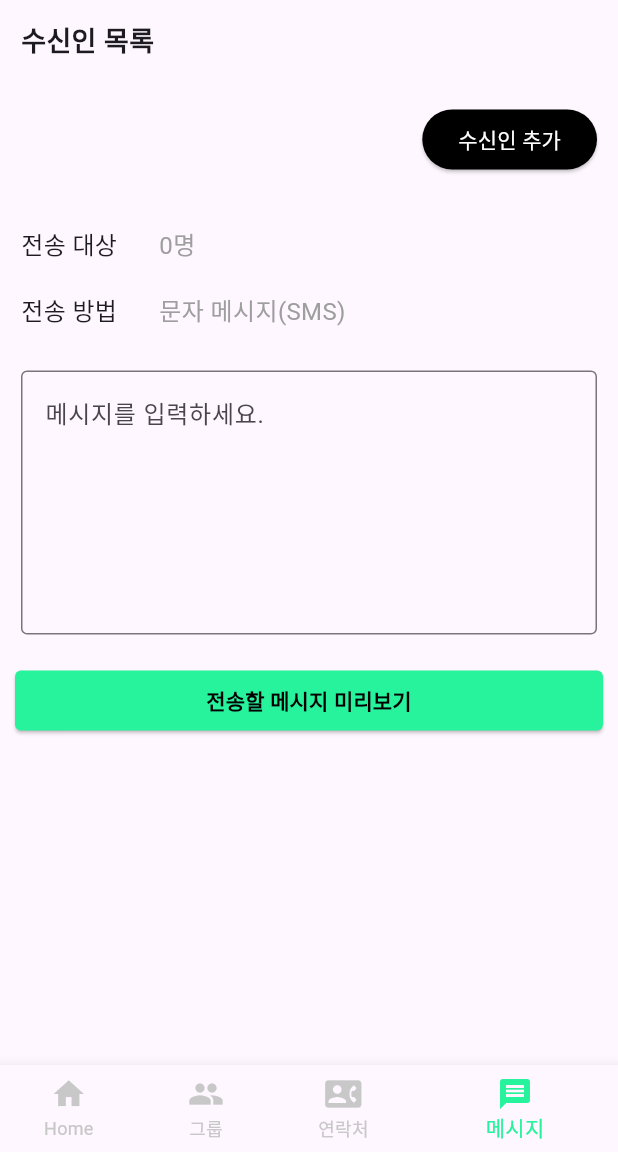
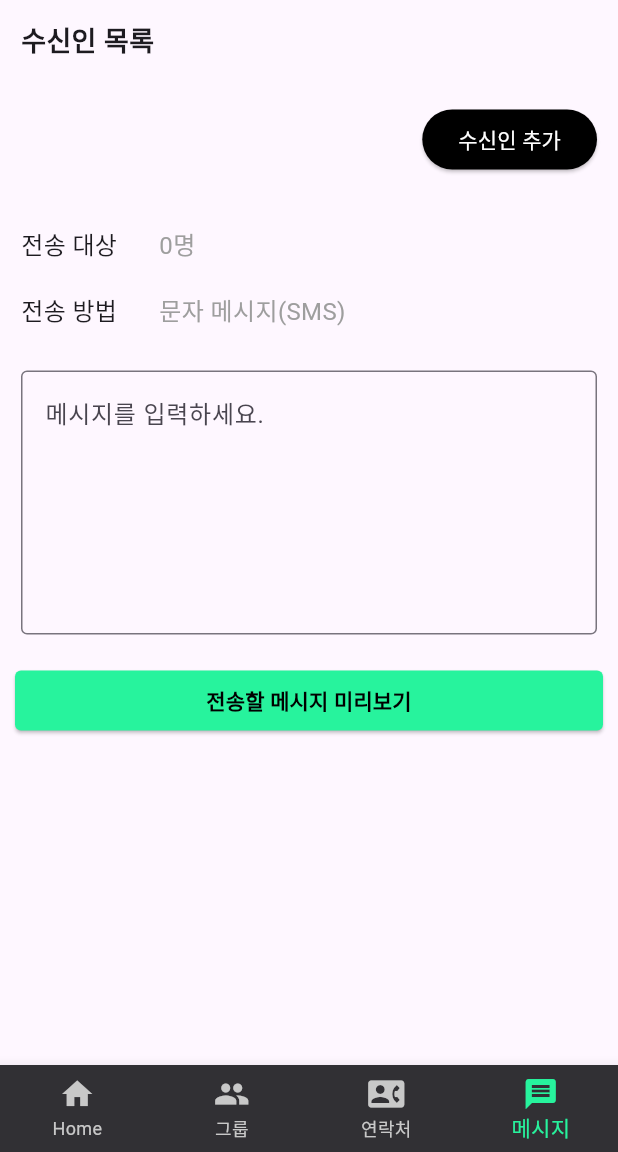
Before and after one commit to SinccIT/syncc_it, a Flutter app: the HomePage screen opened directly, item 4 of the bottom bar chosen, on a phone screen of 412 x 824 dp, the part 84-1236 px from its top. Run offline on Flutter 3.47's test engine with Material 3 defaults, Android fonts, the phone set to English and light mode, and no system bars; our stand-ins replace firebase_auth, firebase_core, shared_preferences; accounts and stored records are empty; network calls fail.

```diff
--- a/lib/home_page.dart
+++ b/lib/home_page.dart
@@ -217,7 +217,8 @@ class _HomePageState extends State<HomePage> {
 
       // bottom navigation bar
       bottomNavigationBar: BottomNavigationBar(
-        backgroundColor: Colors.black,
+        type: BottomNavigationBarType.fixed,
+        backgroundColor: Color(0xFF313034),
         selectedItemColor: Color(0xFF27F39D), // 선택된 항목의 색상
         unselectedItemColor: Color(0xFFC8C8C8), // 선택되지 않은 항목의 색상
         showUnselectedLabels: true,
```
